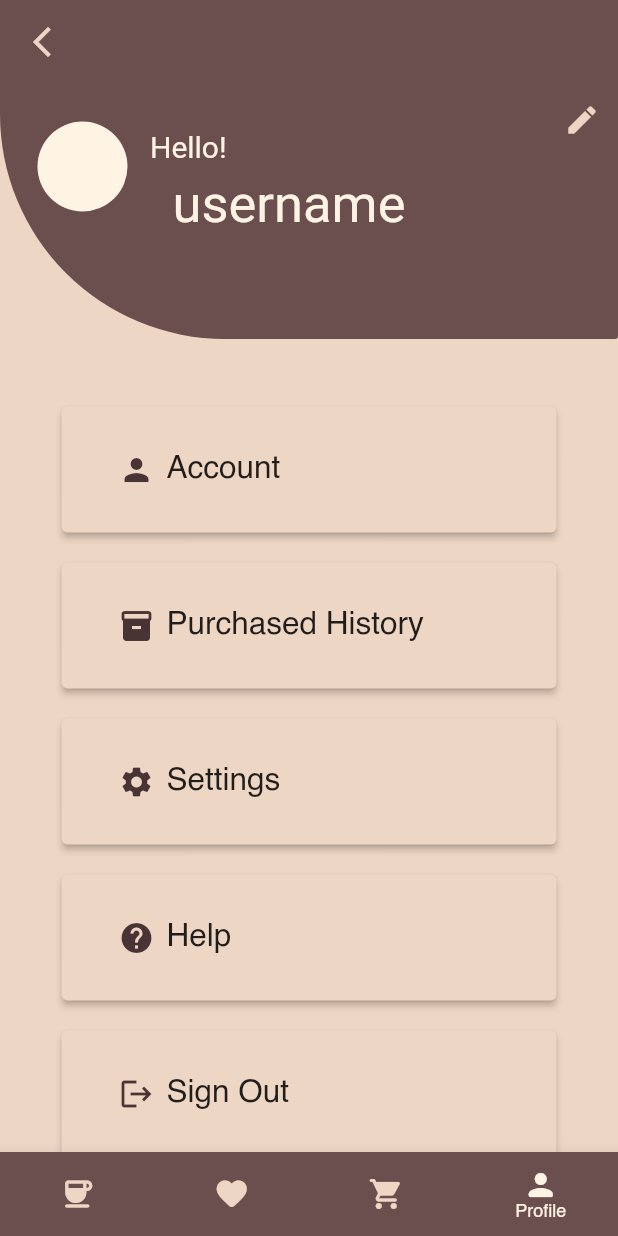
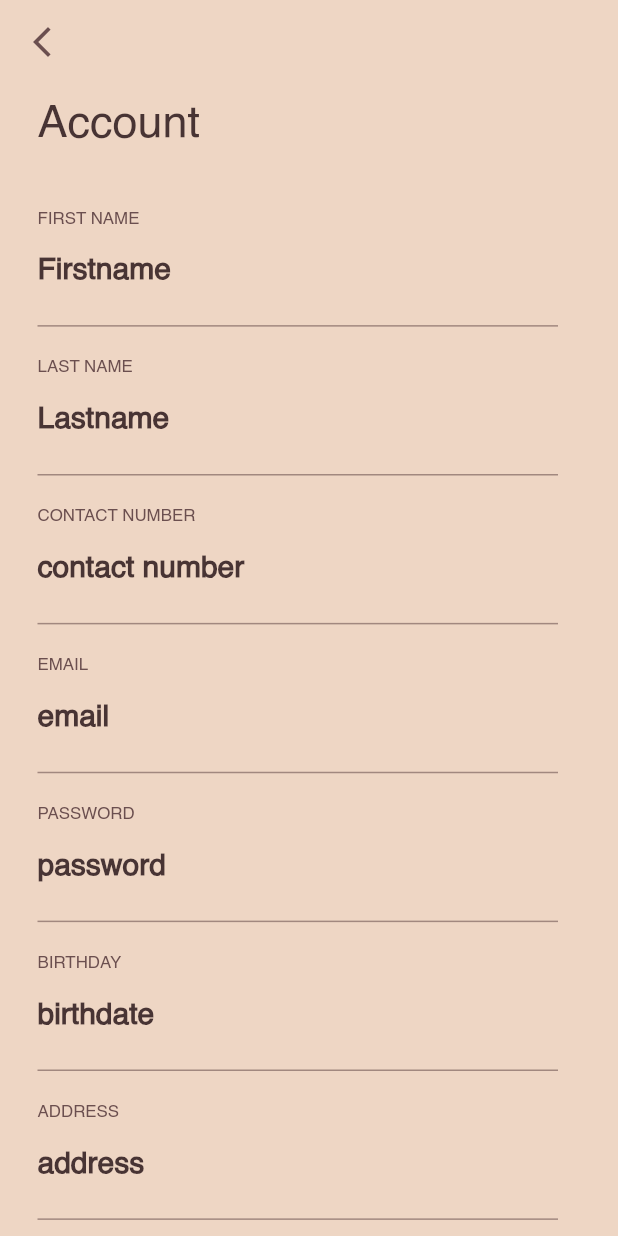
Before and after one commit to justuniace/Cafe-Mobile-App, a Flutter app: the screen it shows after launch, item 4 of the bottom bar chosen, after a tap on "Account", on a phone screen of 412 x 824 dp. Run offline on Flutter 3.47's test engine with Material 2 defaults, Android fonts, the phone set to English and light mode, and no system bars; our stand-ins replace cloud_firestore, firebase_auth, firebase_core, google_sign_in, image_picker, lottie; missing offline and left inert: dart:js; accounts and stored records are empty; Roboto replaces fonts that are missing (Helevetica, Montserrat-Medium).

Commit message:
Added Account Page and Edit Profile

```diff
--- a/lib/components/input_field.dart
+++ b/lib/components/input_field.dart
@@ -29,7 +29,7 @@ class InputField extends StatelessWidget {
           ),
           labelText: label,
           labelStyle: const TextStyle(
-            fontFamily: "Helvetica.ttf",
+            fontFamily: "Helvetica",
           ),
         ),
       ),
--- /dev/null
+++ b/lib/screens/profile/account/account.dart
@@ -0,0 +1,34 @@
+import 'package:coffee_app/components/colors.dart';
+import 'package:coffee_app/screens/profile/account/components.dart';
+import 'package:flutter/material.dart';
+
+import '../profile.dart';
+
+class Account extends StatefulWidget {
+  const Account({Key? key}) : super(key: key);
+
+  @override
+  State<Account> createState() => _AccountState();
+}
+
+class _AccountState extends State<Account> {
+  @override
+  Widget build(BuildContext context) {
+    return Scaffold(
+      backgroundColor: AppColor.lightBrownColor,
+      appBar: AppBar(
+        backgroundColor: AppColor.lightBrownColor,
+        elevation: 0,
+        leading: IconButton(
+          onPressed: () {
+            Navigator.push(context,
+                MaterialPageRoute(builder: (context) => const Profile()));
+          },
+          color: AppColor.darkLightColor,
+          icon: Icon(Icons.arrow_back_ios_new),
+        ),
+      ),
+      body: accountComponents(),
+    );
+  }
+}
--- /dev/null
+++ b/lib/screens/profile/account/components.dart
@@ -0,0 +1,75 @@
+import 'package:coffee_app/components/colors.dart';
+import 'package:flutter/material.dart';
+
+class accountComponents extends StatefulWidget {
+  const accountComponents({Key? key}) : super(key: key);
+
+  @override
+  State<accountComponents> createState() => _accountComponentsState();
+}
+
+class _accountComponentsState extends State<accountComponents> {
+  @override
+  Widget build(BuildContext context) {
+    return Container(
+      padding: EdgeInsets.only(left: 25, top: 12),
+      margin: EdgeInsets.only(right: 40),
+      child: ListView(
+        children: [
+          Text(
+            "Account",
+            style: TextStyle(
+              fontSize: 30,
+              color: AppColor.darkColor,
+            ),
+          ),
+          SizedBox(height: 30),
+          textField("FIRST NAME", "Firstname"),
+          Divider(height: 20, thickness: 1, color: Colors.brown[300]),
+          textField("LAST NAME", "Lastname"),
+          Divider(height: 20, thickness: 1, color: Colors.brown[300]),
+          textField("CONTACT NUMBER", "contact number"),
+          Divider(height: 20, thickness: 1, color: Colors.brown[300]),
+          textField("EMAIL", "email"),
+          Divider(height: 20, thickness: 1, color: Colors.brown[300]),
+          textField("PASSWORD", "password"),
+          Divider(height: 20, thickness: 1, color: Colors.brown[300]),
+          textField("BIRTHDAY", "birthdate"),
+          Divider(height: 20, thickness: 1, color: Colors.brown[300]),
+          textField("ADDRESS", "address"),
+          Divider(height: 20, thickness: 1, color: Colors.brown[300]),
+        ],
+      ),
+    );
+  }
+
+  Widget textField(String label, String hint) {
+    return GestureDetector(
+      onTap: () {
+        FocusScope.of(context).unfocus();
+      },
+      child: Container(
+        width: 20,
+        child: TextField(
+          enabled: false,
+          decoration: InputDecoration(
+            floatingLabelBehavior: FloatingLabelBehavior.always,
+            labelText: label,
+            labelStyle: TextStyle(
+              color: AppColor.darkLightColor,
+              fontSize: 15,
+            ),
+            hintText: hint,
+            hintStyle: TextStyle(
+              height: 2,
+              fontSize: 20,
+              fontWeight: FontWeight.bold,
+              color: AppColor.darkColor,
+            ),
+            border: InputBorder.none,
+          ),
+        ),
+      ),
+    );
+  }
+}
--- a/lib/screens/profile/components.dart
+++ b/lib/screens/profile/components.dart
@@ -1,4 +1,5 @@
 import 'package:coffee_app/components/colors.dart';
+import 'package:coffee_app/screens/profile/account/account.dart';
 import 'package:coffee_app/screens/profile/edit-profile/edit.dart';
 import 'package:flutter/material.dart';
 import 'package:provider/provider.dart';
@@ -90,7 +91,10 @@ class _ProfileComponentsState extends State<ProfileComponents> {
           child: Align(
             alignment: Alignment.center,
             child: TextButton(
-              onPressed: () {},
+              onPressed: () {
+                Navigator.push(context,
+                    MaterialPageRoute(builder: (context) => const Account()));
+              },
               style: TextButton.styleFrom(
                 fixedSize: Size.fromWidth(330),
                 padding: EdgeInsets.all(30),
--- a/lib/screens/profile/edit-profile/components.dart
+++ b/lib/screens/profile/edit-profile/components.dart
@@ -1,4 +1,9 @@
+import 'dart:io';
+
+import 'package:cloud_firestore/cloud_firestore.dart';
 import 'package:flutter/material.dart';
+import 'package:flutter/services.dart';
+import 'package:image_picker/image_picker.dart';
 
 import '../../../components/colors.dart';
 import 'package:intl/intl.dart';
@@ -20,6 +25,29 @@ class _editComponentsState extends State<editComponents> {
   final passwordController = TextEditingController();
   final birthDateController = TextEditingController();
   final addressController = TextEditingController();
+
+  File? image;
+  Future pickImage() async {
+    try {
+      final image = await ImagePicker().pickImage(source: ImageSource.gallery);
+      if (image == null) return;
+      final imageTemp = File(image.path);
+      setState(() => this.image = imageTemp);
+    } on PlatformException catch (e) {
+      print('Failed to pick image: $e');
+    }
+  }
+
+  // void pickUploadProfilePic() async {
+  //   final image = await ImagePicker().pickImage(
+  //     source: ImageSource.gallery,
+  //     maxHeight: 512,
+  //     maxWidth: 512,
+  //     imageQuality: 90,
+  //   );
+
+  //   DocumentReference ref = FirebaseStorage.instance.ref().child("$")
+  // }
 
   @override
   Widget build(BuildContext context) {
@@ -66,8 +94,7 @@ class _editComponentsState extends State<editComponents> {
                       Icons.person,
                       color: AppColor.lightColor,
                       size: 50,
-                      ),
-                    ),
+                    )),
                     backgroundColor: AppColor.darkColor,
                   ),
                   Positioned(
@@ -83,10 +110,15 @@ class _editComponentsState extends State<editComponents> {
                             color: AppColor.lightBrownColor,
                           ),
                           color: AppColor.darkLightColor),
+                      child: GestureDetector(
+                        onTap: () {
+                          pickImage();
+                        },
                         child: Icon(
                           Icons.add_photo_alternate_rounded,
                           color: AppColor.lightBrownColor,
                           size: 30,
+                        ),
                       ),
                     ),
                   ),
@@ -96,11 +128,11 @@ class _editComponentsState extends State<editComponents> {
           ),
         ]),
         SizedBox(height: 30),
-        textField("First Name", "Fisrt name"),
-        textField("Last Name", "Last name"),
-        textField("Contact Number", "Contact number"),
-        textField("Email", "email"),
-        textField("Password", "password"),
+        textField("First Name", "Fisrt name", firstnameController),
+        textField("Last Name", "Last name", lastnameController),
+        textField("Contact Number", "Contact number", contactNumberController),
+        textField("Email", "email", emailController),
+        textField("Password", "password", passwordController),
         Padding(
           padding: const EdgeInsets.only(left: 60),
           child: Align(
@@ -174,9 +206,32 @@ class _editComponentsState extends State<editComponents> {
             ),
           ),
         ),
-        textField("Address", "address"),
+        textField("Address", "address", addressController),
         //save button
-        Container(
+        GestureDetector(
+          onTap: () async {
+            String firstName = firstnameController.text;
+            String lastName = lastnameController.text;
+            String contactNumber = contactNumberController.text;
+            String email = emailController.text;
+            String password = passwordController.text;
+            String birthDate = birthDateController.text;
+            String address = addressController.text;
+
+            if (firstName.isEmpty) {
+              showSnackBar("You cannot leave your first name empty");
+            } else if (lastName.isEmpty) {
+              showSnackBar("You cannot leave your last name empty");
+            } else if (contactNumber.isEmpty) {
+              showSnackBar("You cannot leave your contact number empty");
+            } else if (address.isEmpty) {
+              showSnackBar("You cannot leave your address empty");
+            } else {
+              //saved in database
+              // await FirebaseFirestore.instance.collection(collectionPath);
+            }
+          },
+          child: Container(
             height: kToolbarHeight,
             width: 270,
             margin: EdgeInsets.only(bottom: 12),
@@ -194,11 +249,13 @@ class _editComponentsState extends State<editComponents> {
               ),
             ),
           ),
+        ),
       ]),
     );
   }
 
-  Widget textField(String title, String hint) {
+  Widget textField(
+      String title, String hint, TextEditingController controller) {
     return Column(children: [
       Padding(
         padding: const EdgeInsets.only(left: 60),
@@ -215,7 +272,8 @@ class _editComponentsState extends State<editComponents> {
       Container(
         margin: EdgeInsets.only(bottom: 12),
         width: 270,
-        child: TextFormField(
+        child: TextField(
+          controller: controller,
           cursorColor: Colors.black54,
           maxLines: 1,
           decoration: InputDecoration(
@@ -242,6 +300,7 @@ class _editComponentsState extends State<editComponents> {
   void showSnackBar(String text) {
     ScaffoldMessenger.of(context).showSnackBar(
       SnackBar(
+        behavior: SnackBarBehavior.floating,
         content: Text(
           text,
         ),
--- a/pubspec.yaml
+++ b/pubspec.yaml
@@ -41,6 +41,7 @@ dependencies:
   cloud_firestore: ^3.1.17
   firebase_core: ^1.17.1
   google_sign_in: ^5.3.2
+  image_picker: ^0.8.5+3
 
 dev_dependencies:
   flutter_test:
```
Also changed, not shown: pubspec.lock, 1 other file. Lines whose indentation alone changed are shown as unchanged.
